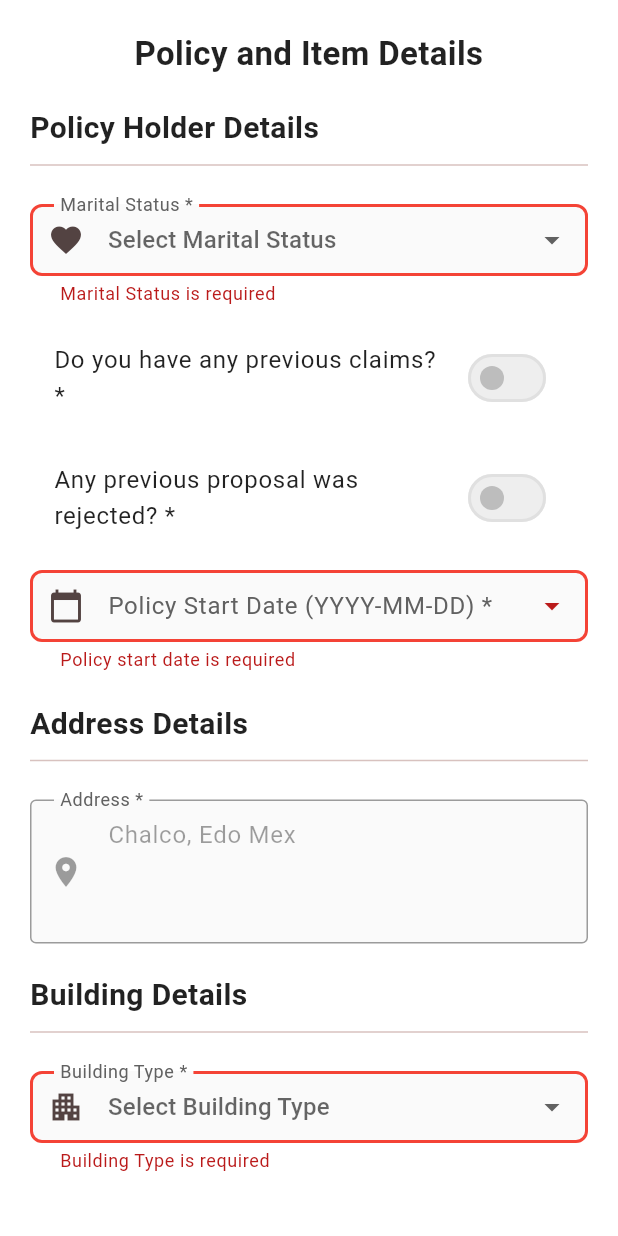
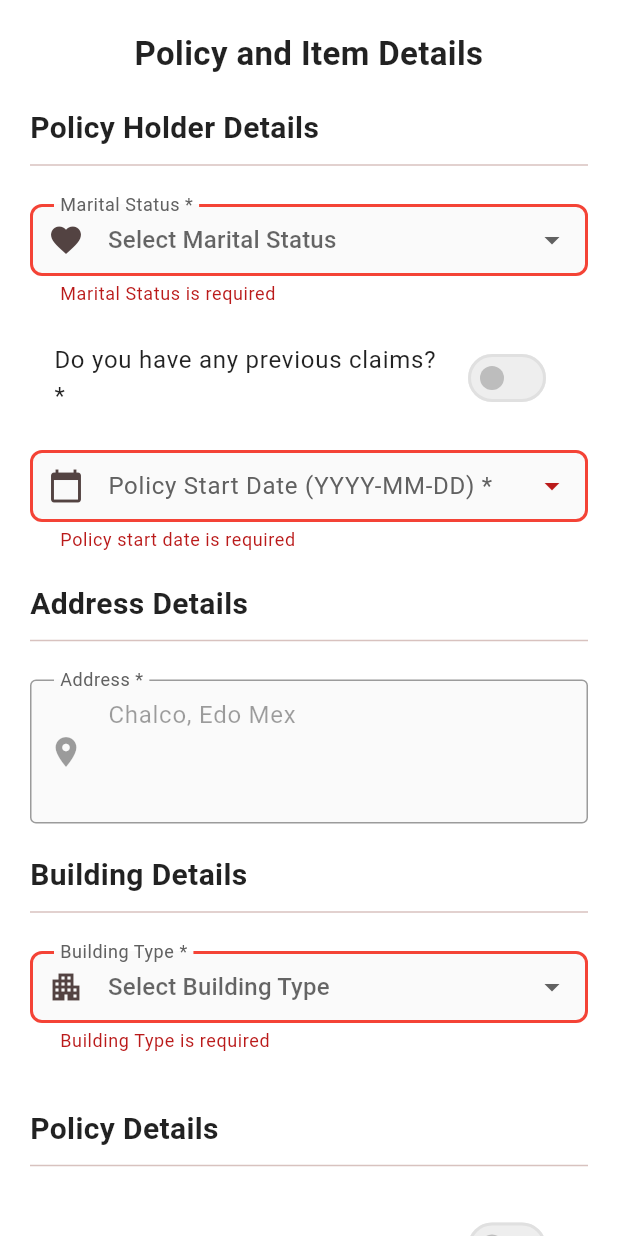
Before and after one commit to Pomegranate-Technologies-Spain-S-L/integration-mabet, a Flutter app: the Step3Form widget shown alone on an empty page, opened directly with empty values, on a phone screen of 412 x 824 dp. Run offline on Flutter 3.47's test engine with Material 3 defaults, Android fonts, the phone set to English and light mode, and no system bars; network calls fail.

```diff
--- a/lib/main.dart
+++ b/lib/main.dart
@@ -13,7 +13,7 @@ class MyApp extends StatelessWidget {
     const Color primaryRed = Color(0xFFEF4444);
 
     return MaterialApp(
-      title: 'Rommana',
+      title: 'Rommaana',
       theme: ThemeData(
         colorScheme: ColorScheme.fromSeed(
           seedColor: primaryRed,
@@ -104,7 +104,7 @@ class MyApp extends StatelessWidget {
 
         fontFamily: 'Roboto',
       ),
-      home: const MyHomePage(title: 'Rommana'),
+      home: const MyHomePage(title: 'Rommaana'),
     );
   }
 }
--- a/lib/widgets/step3_form.dart
+++ b/lib/widgets/step3_form.dart
@@ -475,17 +475,17 @@ class _Step3FormState extends State<Step3Form> {
             ),
             const SizedBox(height: 16),
 
-            SwitchListTile(
-              title: const Text('Any previous proposal was rejected? *'),
-              value: _previousProposalRejected,
-              onChanged: (bool value) {
-                setState(() {
-                  _previousProposalRejected = value;
-                });
-                _updateFormValidity();
-              },
-            ),
-            const SizedBox(height: 16),
+            // SwitchListTile(
+            //   title: const Text('Any previous proposal was rejected? *'),
+            //   value: _previousProposalRejected,
+            //   onChanged: (bool value) {
+            //     setState(() {
+            //       _previousProposalRejected = value;
+            //     });
+            //     _updateFormValidity();
+            //   },
+            // ),
+            // const SizedBox(height: 16),
 
             TextFormField(
               controller: _policyStartDateController,
@@ -795,6 +795,17 @@ class _Step3FormState extends State<Step3Form> {
                         textAlign: TextAlign.center,
                       ),
                       const SizedBox(height: 10),
+                      Row( // Use a Row to place the image and text side-by-side
+                        mainAxisAlignment: MainAxisAlignment.center, // Center the content in the row
+                        children: [
+                          Image.network(
+                            'https://srid7vtf90.ufs.sh/f/B7pTWizqIefFQlyMmotSGusKrtMLn1pWQPURXgElVBT8H4jy',
+                            width: 28, // Adjust the width as needed
+                            height: 28, // Adjust the height as needed
+                            // You might want to add a `fit` property like `BoxFit.contain`
+                            // if the image aspect ratio needs to be maintained.
+                          ),
+                          const SizedBox(width: 8), // Add some spacing between the image and the text
                           Text(
                             '${_offerPrice!.toStringAsFixed(2)}',
                             style: TextStyle(
@@ -806,11 +817,12 @@ class _Step3FormState extends State<Step3Form> {
                           ),
                         ],
                       ),
+                    ],
+                  ),
                 ),
               ),
               const SizedBox(height: 20),
             ],
-
             if (!_calculationCompleted)
               ElevatedButton(
                 onPressed: _isFormValid ? _handleCalculate : null,
```
Also changed, not shown: lib/widgets/offer_details.dart (+11 -0 lines), lib/widgets/selectable_card.dart (+20 -1 lines). Lines whose indentation alone changed are shown as unchanged.
